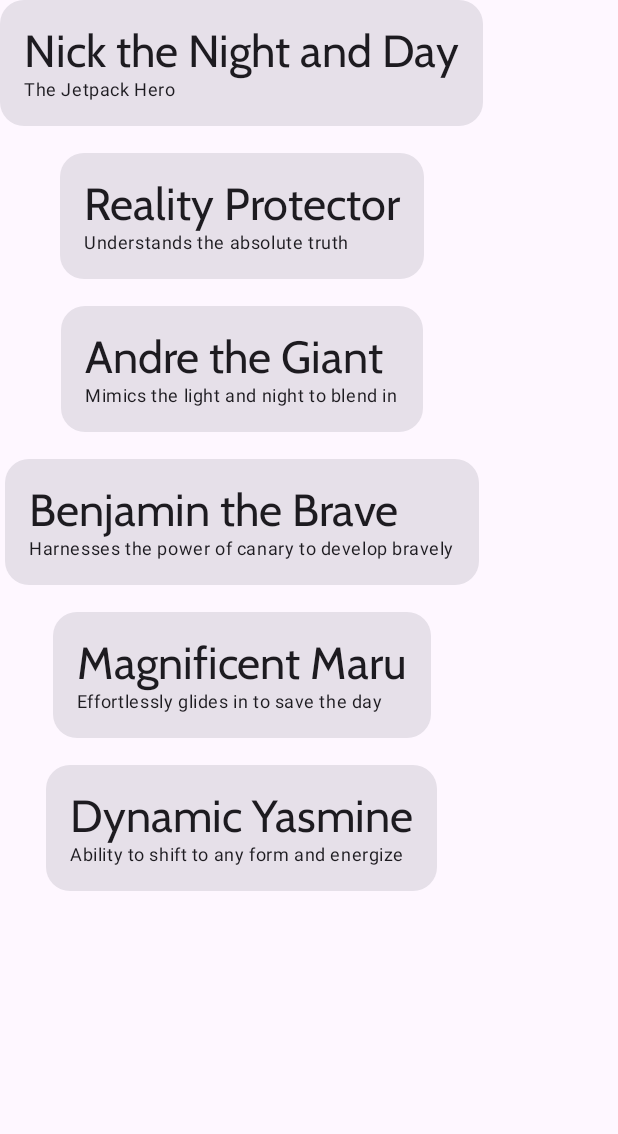
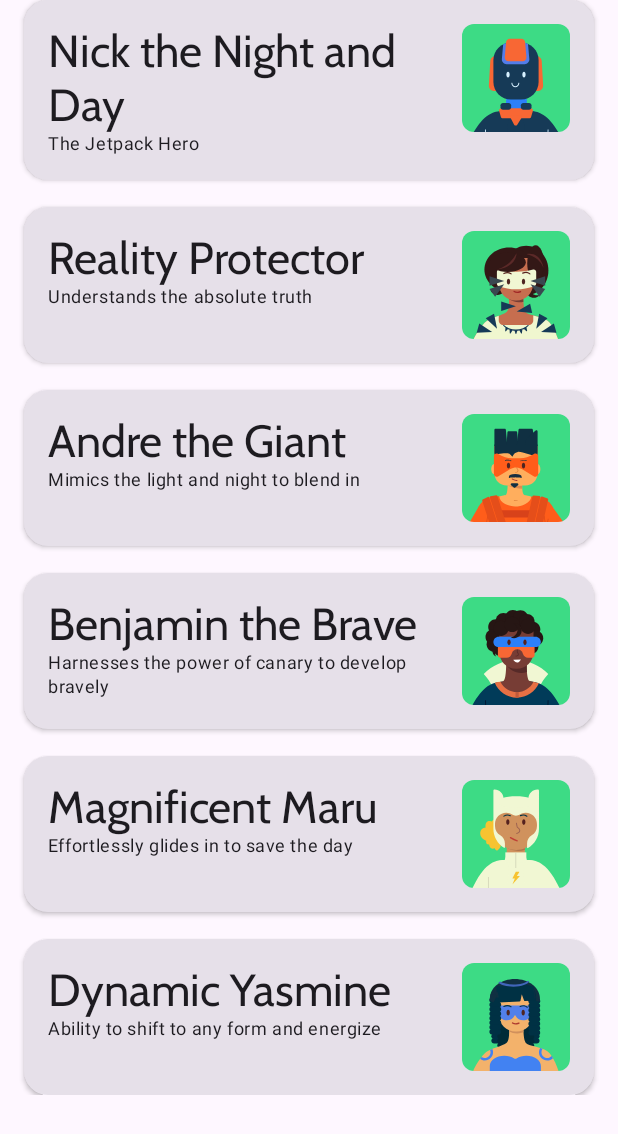
Before and after one commit to CristhianAC/SuperHerosApp, an Android app built with Jetpack Compose: the @Preview function HeroListPreview, on a phone screen of 412 x 824 dp. Shown: the top 1134 px of the screen. Run offline under Robolectric (Android 15) with nearby library versions, the phone set to English and light mode, and no system bars.

Commit message:
Style Updated

```diff
--- a/app/src/main/java/com/example/superherosapp/HeroesScreen.kt
+++ b/app/src/main/java/com/example/superherosapp/HeroesScreen.kt
@@ -1,19 +1,34 @@
 package com.example.superherosapp
 
+import androidx.compose.foundation.Image
 import androidx.compose.foundation.layout.Arrangement
+import androidx.compose.foundation.layout.Box
 import androidx.compose.foundation.layout.Column
+import androidx.compose.foundation.layout.PaddingValues
 import androidx.compose.foundation.layout.Row
+import androidx.compose.foundation.layout.Spacer
 import androidx.compose.foundation.layout.fillMaxSize
+import androidx.compose.foundation.layout.fillMaxWidth
 import androidx.compose.foundation.layout.padding
+import androidx.compose.foundation.layout.safeContentPadding
+import androidx.compose.foundation.layout.size
+import androidx.compose.foundation.layout.sizeIn
+import androidx.compose.foundation.layout.width
 import androidx.compose.foundation.lazy.LazyColumn
 import androidx.compose.foundation.lazy.items
+import androidx.compose.foundation.shape.RoundedCornerShape
 import androidx.compose.material3.Card
+import androidx.compose.material3.CardDefaults
 import androidx.compose.material3.MaterialTheme
 import androidx.compose.material3.Scaffold
 import androidx.compose.material3.Text
 import androidx.compose.runtime.Composable
+import androidx.compose.runtime.MovableContent
 import androidx.compose.ui.Alignment
 import androidx.compose.ui.Modifier
+import androidx.compose.ui.draw.clip
+import androidx.compose.ui.layout.ContentScale
+import androidx.compose.ui.res.painterResource
 import androidx.compose.ui.res.stringResource
 import androidx.compose.ui.text.font.FontStyle
 import androidx.compose.ui.tooling.preview.Preview
@@ -28,28 +43,43 @@ import com.example.superherosapp.ui.theme.SuperheroesTheme
 fun HeroListPreview() {
     SuperheroesTheme{
         Scaffold(modifier = Modifier.fillMaxSize()) { innerPadding ->
-            HeroesList(modifier = Modifier.padding(innerPadding))
+            HeroesList(contentPadding = innerPadding)
         }
     }
 }
+@Preview
 @Composable
-fun HeroesList(modifier: Modifier = Modifier) {
-    LazyColumn (modifier=modifier, horizontalAlignment = Alignment.CenterHorizontally, verticalArrangement = Arrangement.spacedBy(18.dp)) {
+fun HeroesList(modifier: Modifier = Modifier, contentPadding: PaddingValues = PaddingValues(0.dp)) {
+    LazyColumn (modifier=modifier.padding(
+        horizontal = 16.dp
+    ), horizontalAlignment = Alignment.CenterHorizontally, verticalArrangement = Arrangement.spacedBy(18.dp)) {
         items(heroes){
-            HeroCard(item = it)
+            HeroCard(item = it, modifier = Modifier.fillMaxWidth())
         }
     }
 }
 @Composable
 fun HeroCard(modifier: Modifier = Modifier, item:Hero){
-    Card (modifier = modifier) {
-        Row(modifier = Modifier.padding(16.dp)) {
-            Column (verticalArrangement = Arrangement.SpaceAround ) {
+    Card (modifier = modifier, elevation = CardDefaults.cardElevation(defaultElevation = 2.dp),) {
+        Row(modifier = Modifier.fillMaxWidth()
+            .padding(16.dp)
+            .sizeIn(minHeight = 72.dp)) {
+            Column (verticalArrangement = Arrangement.SpaceAround, modifier = Modifier.weight(1f) ) {
                 Text(text = stringResource(id = item.nameRes), style = MaterialTheme.typography.displayLarge)
                 Text(text = stringResource(id = item.descriptionRes), style = MaterialTheme.typography.bodySmall)
 
             }
-
+            Spacer(modifier = Modifier.width(16.dp))
+            Box(modifier = Modifier
+                .size(72.dp)
+                .clip(RoundedCornerShape(8.dp))
+            ){
+            Image(painter = painterResource(id = item.imageRes), contentDescription = stringResource(
+                id = item.nameRes
+            ), alignment = Alignment.TopCenter,
+                contentScale = ContentScale.FillWidth
+            )
+            }
         }
     }
 }
```
